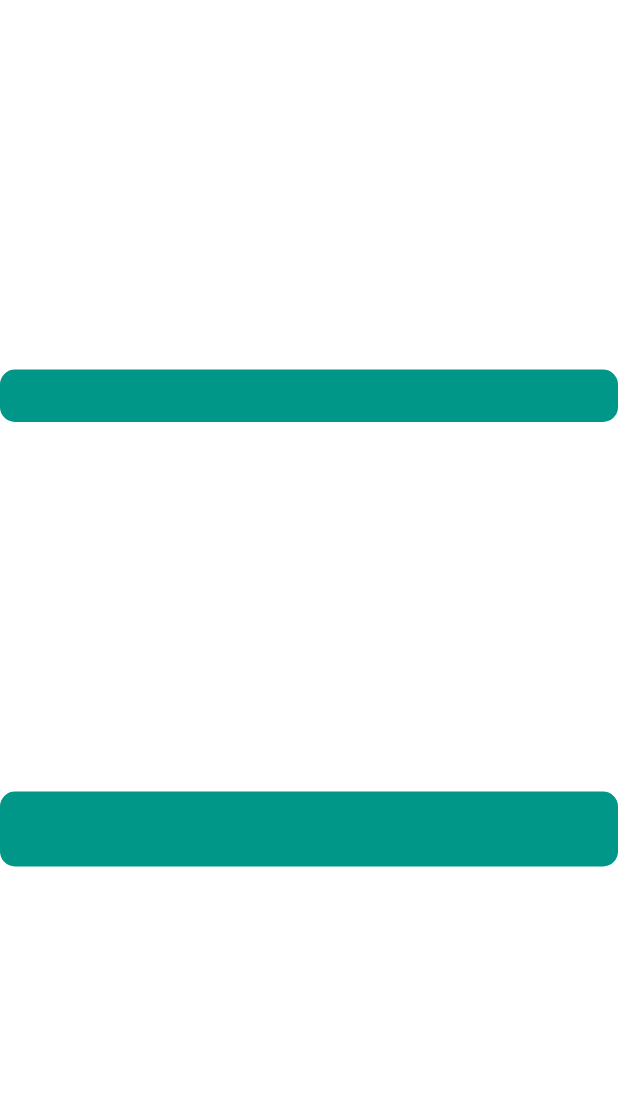
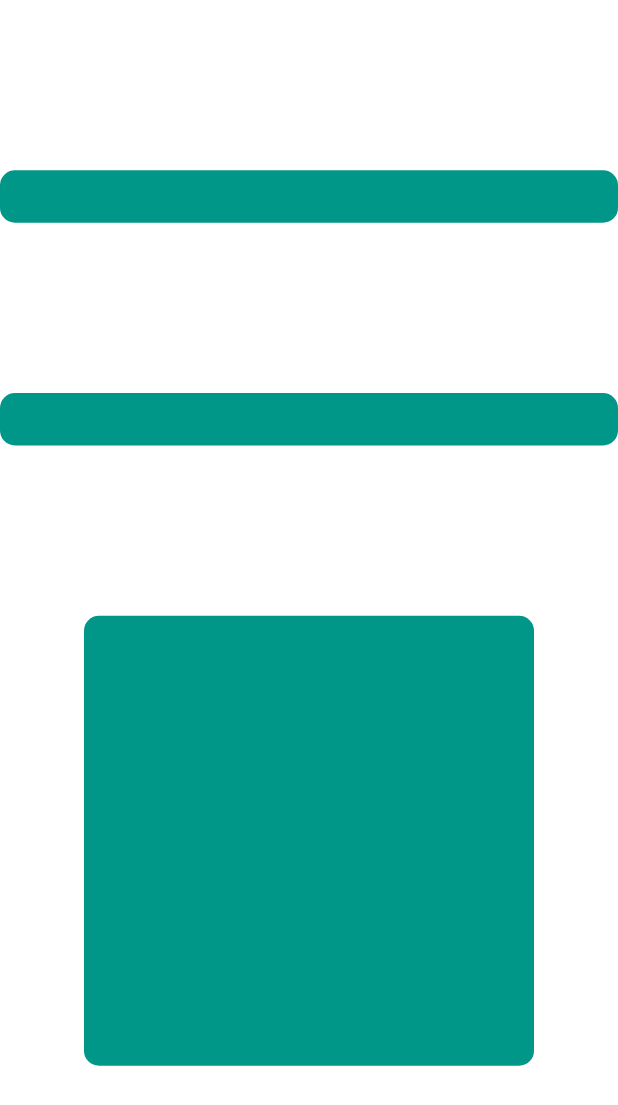
Before and after one commit to doguWu123/cla, a Flutter app: the screen it shows after launch, on a phone screen of 412 x 824 dp. Shown: the top 1105 px of the screen. Run offline on Flutter 3.47's test engine with Material 2 defaults, Android fonts, the phone set to English and light mode, and no system bars.

Commit message:
added more containers

```diff
--- a/lib/main.dart
+++ b/lib/main.dart
@@ -24,8 +24,18 @@ class MyApp extends StatelessWidget {
                               BorderRadius.all(Radius.circular(10.0))),),
                 ),
                 Container(
-                  height: 50.0,
-                  width: 500.0,
+                  height: 35.0,
+                  width: 550.0,
+                  color: Colors.transparent,
+                  child: Container(
+                      decoration: BoxDecoration(
+                          color: Colors.teal,
+                          borderRadius:
+                              BorderRadius.all(Radius.circular(10.0))),),
+                ),
+                Container(
+                  height: 300.0,
+                  width: 300.0,
                   color: Colors.transparent,
                   child: Container(
                       decoration: BoxDecoration(
```
